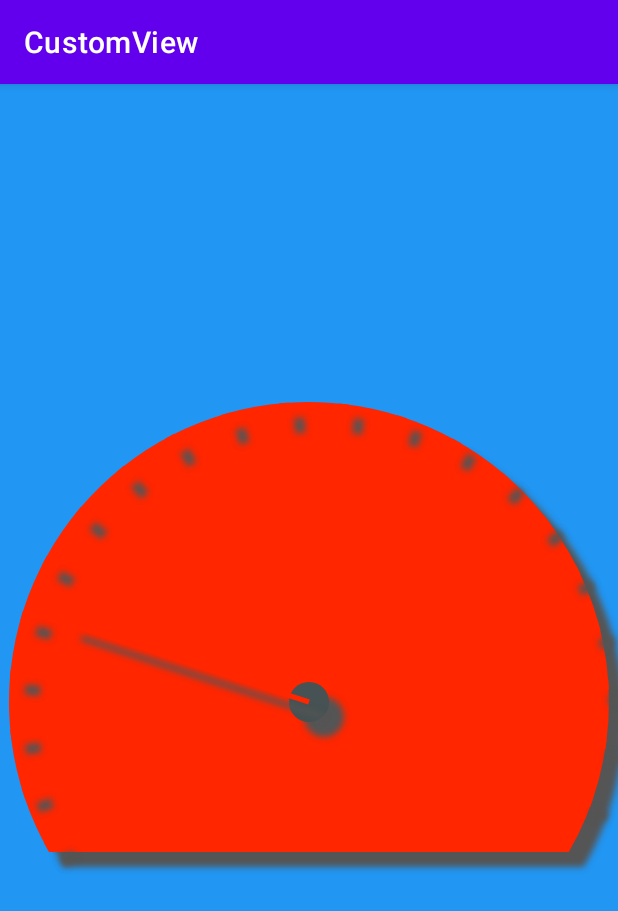
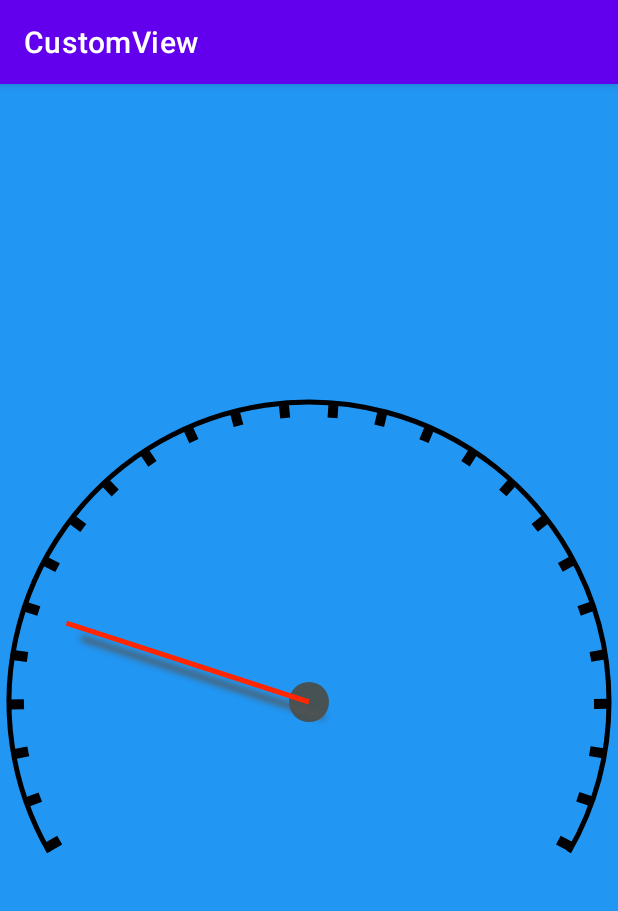
Before and after one commit to QuiteCoder/CustomView, an Android app: the screen it shows after launch (DashBoardViewActivity), after a tap on "仪表盘自定义VIEW", on a phone screen of 412 x 824 dp. Shown: the top 911 px of the screen. Run offline under Robolectric (Android 15) with nearby library versions, the phone set to English and light mode, and no system bars.

Commit message:
完善仪表盘自定义View

```diff
--- a/app/build.gradle
+++ b/app/build.gradle
@@ -43,4 +43,5 @@ dependencies {
     androidTestImplementation 'androidx.test.ext:junit:1.1.2'
     androidTestImplementation 'androidx.test.espresso:espresso-core:3.3.0'
     implementation 'com.android.support:support-annotations:28.0.0'
+
 }
--- a/app/src/main/java/com/hpf/customview/activity/MainActivity.kt
+++ b/app/src/main/java/com/hpf/customview/activity/MainActivity.kt
@@ -1,27 +1,28 @@
 package com.hpf.customview.activity
 
 import android.app.Activity
+import android.content.Context
 import android.content.Intent
+import android.graphics.Bitmap
+import android.os.*
 import androidx.appcompat.app.AppCompatActivity
-import android.os.Bundle
-import android.os.Handler
-import android.os.Looper
-import android.os.Message
 import android.util.Log
 import android.view.View
+import android.view.ViewTreeObserver
 import android.widget.ImageButton
+import androidx.core.os.TraceCompat
+import com.hpf.customview.LaunchTimer
 import com.hpf.customview.R
 import com.hpf.customview.widget.CircleProgressBar
 
 class MainActivity : AppCompatActivity() {
     val TAG : String = this.javaClass.simpleName
-    //private lateinit var mHandler : Handler
-
 
     override fun onCreate(savedInstanceState: Bundle?) {
+        setTheme(R.style.Theme_CustomView)
         super.onCreate(savedInstanceState)
         setContentView(R.layout.activity_main)
-
+        Log.i(TAG,"MainActivity create")
     }
 
     private var mHandler : Handler = object : Handler(Looper.getMainLooper()) {
--- a/app/src/main/java/com/hpf/customview/activity/MultiTouchViewActivity.kt
+++ b/app/src/main/java/com/hpf/customview/activity/MultiTouchViewActivity.kt
@@ -1,5 +1,6 @@
 package com.hpf.customview.activity
 
+import android.content.Context
 import android.os.Bundle
 import android.os.Handler
 import android.os.Looper
--- a/app/src/main/java/com/hpf/customview/widget/DashBoardView.kt
+++ b/app/src/main/java/com/hpf/customview/widget/DashBoardView.kt
@@ -46,11 +46,11 @@ class DashBoardView(context: Context?, attrs: AttributeSet?) : View(context, att
         //给path制定一个圆弧
         dashPath.addArc(
             screenWidth / 2f - RADIUS,
-            screenHeight / 2 - RADIUS,
-            screenWidth / 2 + RADIUS,
-            screenHeight / 2 + RADIUS,
-            90 + OPEN_ANGLE / 2f,
-            360 - OPEN_ANGLE
+            screenHeight / 2f - RADIUS,
+            screenWidth / 2f + RADIUS,
+            screenHeight / 2f + RADIUS,
+            90f + OPEN_ANGLE / 2f,
+            360f - OPEN_ANGLE
         )
         val pathMeasure = PathMeasure(dashPath, false)//第二个参数代码要不要闭合
         //获取path的长度
@@ -60,7 +60,7 @@ class DashBoardView(context: Context?, attrs: AttributeSet?) : View(context, att
         //shape是一个形状，phase是path的偏移量,advance是图形之间的间距
         pathDashPathEffect = PathDashPathEffect(
             scalePath,
-            length / gridCount.toFloat(),
+            length / gridCount.toFloat() - 10f,
             0f,
             PathDashPathEffect.Style.ROTATE
         )
@@ -78,6 +78,9 @@ class DashBoardView(context: Context?, attrs: AttributeSet?) : View(context, att
             false,
             paint
         )*/
+        paint.style = Paint.Style.STROKE
+        paint.color = Color.parseColor("#000000")
+        paint.clearShadowLayer()
         canvas.drawPath(dashPath, paint)
         paint.pathEffect = pathDashPathEffect
         //绘制刻度
--- a/app/src/main/java/com/hpf/customview/widget/MultilineTextView.kt
+++ b/app/src/main/java/com/hpf/customview/widget/MultilineTextView.kt
@@ -4,6 +4,7 @@ import android.content.Context
 import android.graphics.*
 import android.text.TextPaint
 import android.util.AttributeSet
+import android.view.MotionEvent
 import android.view.View
 import com.hpf.customview.R
 import com.hpf.customview.dp
@@ -74,4 +75,5 @@ class MultilineTextView(context: Context?, attrs: AttributeSet?) : View(context,
         options.inTargetDensity = width
         return BitmapFactory.decodeResource(resources, R.mipmap.image, options)
     }
+
 }
--- /dev/null
+++ b/app/src/main/res/drawable/splash.xml
@@ -0,0 +1,8 @@
+<?xml version="1.0" encoding="utf-8"?>
+<layer-list xmlns:android="http://schemas.android.com/apk/res/android">
+    <item>
+        <bitmap android:src="@drawable/images"
+            android:gravity="center"/>
+    </item>
+
+</layer-list>
--- a/app/src/main/res/layout/activity_main.xml
+++ b/app/src/main/res/layout/activity_main.xml
@@ -11,6 +11,7 @@
         android:layout_height="wrap_content">
 
         <LinearLayout
+            android:id="@+id/button_container"
             android:layout_width="wrap_content"
             android:layout_height="wrap_content"
             android:layout_alignParentBottom="true"
@@ -60,6 +61,7 @@
                 android:text="刻度进度条" />
 
         </LinearLayout>
+
     </ScrollView>
 
 
--- a/app/src/main/res/values/themes.xml
+++ b/app/src/main/res/values/themes.xml
@@ -13,4 +13,19 @@
         <item name="android:statusBarColor" tools:targetApi="l">?attr/colorPrimaryVariant</item>
         <!-- Customize your theme here. -->
     </style>
+    <style name="Theme.Launcher" parent="Theme.MaterialComponents.DayNight.DarkActionBar">
+        <!-- Primary brand color. -->
+        <item name="colorPrimary">@color/purple_500</item>
+        <item name="colorPrimaryVariant">@color/purple_700</item>
+        <item name="colorOnPrimary">@color/white</item>
+        <!-- Secondary brand color. -->
+        <item name="colorSecondary">@color/teal_200</item>
+        <item name="colorSecondaryVariant">@color/teal_700</item>
+        <item name="colorOnSecondary">@color/black</item>
+        <!-- Status bar color. -->
+        <item name="android:statusBarColor" tools:targetApi="l">?attr/colorPrimaryVariant</item>
+        <!-- Customize your theme here. -->
+        <item name="android:windowBackground">@drawable/splash</item>
+    </style>
+
 </resources>
--- a/build.gradle
+++ b/build.gradle
@@ -6,14 +6,13 @@ buildscript {
         jcenter()
     }
     dependencies {
-        classpath "com.android.tools.build:gradle:4.1.2"
+        classpath "com.android.tools.build:gradle:3.3.1"
         classpath "org.jetbrains.kotlin:kotlin-gradle-plugin:$kotlin_version"
 
         // NOTE: Do not place your application dependencies here; they belong
         // in the individual module build.gradle files
     }
 }
-
 allprojects {
     repositories {
         google()
```
Also changed, not shown: app/src/main/AndroidManifest.xml (+6 -1 lines), app/src/main/java/com/hpf/customview/LaunchTimer.java (added, +21 -0 lines), app/src/main/res/drawable/images.jpg (added), gradle/wrapper/gradle-wrapper.properties.
